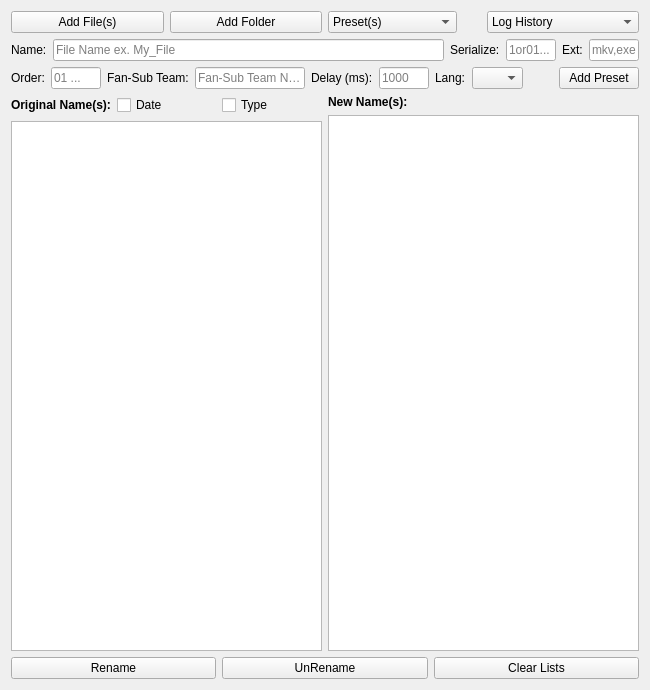
Above: UI/maingui.ui from Me-TheKing/Sub-Renamer before the change. Below: the same form after it.
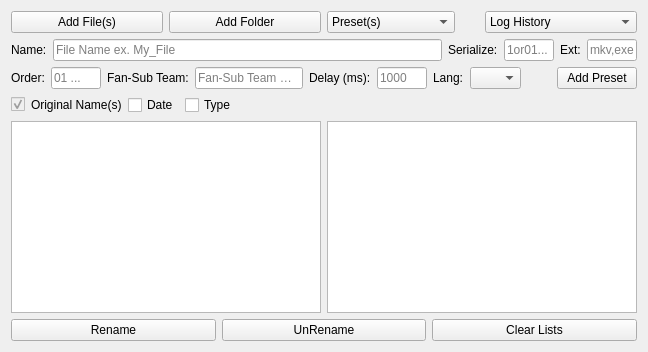
That is the form after the change.

Commit message: New Design, replace the Qlistview to Qtableview

Diff of the .ui file:
```diff
--- a/UI/maingui.ui
+++ b/UI/maingui.ui
@@ -2,56 +2,80 @@
 <ui version="4.0">
  <class>Form</class>
  <widget class="QWidget" name="Form">
-  <property name="geometry">
-   <rect>
-    <x>0</x>
-    <y>0</y>
-    <width>650</width>
-    <height>690</height>
-   </rect>
-  </property>
   <property name="windowTitle">
    <string>Form</string>
   </property>
   <layout class="QGridLayout" name="gridLayout_2">
-   <item row="3" column="0">
-    <layout class="QVBoxLayout" name="verticalLayout">
+   <item row="0" column="0" colspan="2">
+    <layout class="QHBoxLayout" name="horizontalLayout_5">
      <item>
-      <layout class="QHBoxLayout" name="horizontalLayout_3">
+      <widget class="QPushButton" name="addfile_btn">
+       <property name="text">
+        <string>Add File(s)</string>
+       </property>
+      </widget>
+     </item>
+     <item>
+      <widget class="QPushButton" name="addfolder_btn">
+       <property name="text">
+        <string>Add Folder</string>
+       </property>
+      </widget>
+     </item>
+     <item>
+      <layout class="QHBoxLayout" name="horizontalLayout_4">
+       <property name="spacing">
+        <number>0</number>
+       </property>
        <item>
-        <widget class="QLabel" name="label_8">
-         <property name="font">
-          <font>
-           <weight>75</weight>
-           <bold>true</bold>
-          </font>
+        <widget class="QComboBox" name="preset_cobox">
+         <property name="maxVisibleItems">
+          <number>11</number>
          </property>
-         <property name="text">
-          <string>Original Name(s):</string>
-         </property>
+         <item>
+          <property name="text">
+           <string>Preset(s)</string>
+          </property>
+         </item>
         </widget>
        </item>
        <item>
-        <widget class="QCheckBox" name="date_chbox">
-         <property name="text">
-          <string>Date</string>
+        <widget class="QPushButton" name="x_btn">
+         <property name="maximumSize">
+          <size>
+           <width>24</width>
+           <height>24</height>
+          </size>
          </property>
-        </widget>
-       </item>
-       <item>
-        <widget class="QCheckBox" name="type_chbox">
+         <property name="toolTip">
+          <string>Delete the seleceted preset.</string>
+         </property>
          <property name="text">
-          <string>Type</string>
+          <string/>
+         </property>
+         <property name="iconSize">
+          <size>
+           <width>20</width>
+           <height>20</height>
+          </size>
+         </property>
+         <property name="flat">
+          <bool>true</bool>
          </property>
         </widget>
        </item>
       </layout>
      </item>
      <item>
-      <widget class="QTableWidget" name="tableWidget">
-       <property name="alternatingRowColors">
-        <bool>true</bool>
+      <widget class="QComboBox" name="log_cobox">
+       <property name="maxVisibleItems">
+        <number>11</number>
        </property>
+       <item>
+        <property name="text">
+         <string>Log History</string>
+        </property>
+       </item>
       </widget>
      </item>
     </layout>
@@ -117,31 +141,6 @@
      </item>
     </layout>
    </item>
-   <item row="4" column="0" colspan="2">
-    <layout class="QGridLayout" name="gridLayout">
-     <item row="0" column="2">
-      <widget class="QPushButton" name="clear_btn">
-       <property name="text">
-        <string>Clear Lists</string>
-       </property>
-      </widget>
-     </item>
-     <item row="0" column="0">
-      <widget class="QPushButton" name="rename_btn">
-       <property name="text">
-        <string>Rename</string>
-       </property>
-      </widget>
-     </item>
-     <item row="0" column="1">
-      <widget class="QPushButton" name="unrename_btn">
-       <property name="text">
-        <string>UnRename</string>
-       </property>
-      </widget>
-     </item>
-    </layout>
-   </item>
    <item row="2" column="0" colspan="2">
     <layout class="QHBoxLayout" name="horizontalLayout">
      <item>
@@ -269,103 +268,85 @@
      </item>
     </layout>
    </item>
-   <item row="3" column="1">
-    <layout class="QVBoxLayout" name="verticalLayout_2">
+   <item row="3" column="0" colspan="2">
+    <layout class="QHBoxLayout" name="horizontalLayout_3">
      <item>
-      <widget class="QLabel" name="label_9">
-       <property name="font">
-        <font>
-         <weight>75</weight>
-         <bold>true</bold>
-        </font>
+      <widget class="QCheckBox" name="checkBox">
+       <property name="enabled">
+        <bool>false</bool>
        </property>
-       <property name="text">
-        <string>New Name(s):</string>
-       </property>
-       <property name="margin">
-        <number>2</number>
-       </property>
-      </widget>
-     </item>
-     <item>
-      <widget class="QListView" name="listView">
-       <property name="alternatingRowColors">
+       <property name="checked">
         <bool>true</bool>
        </property>
       </widget>
      </item>
+     <item>
+      <widget class="QLabel" name="label_8">
+       <property name="text">
+        <string>Original Name(s)</string>
+       </property>
+      </widget>
+     </item>
+     <item>
+      <widget class="QCheckBox" name="date_chbox">
+       <property name="text">
+        <string>Date</string>
+       </property>
+      </widget>
+     </item>
+     <item>
+      <widget class="QCheckBox" name="type_chbox">
+       <property name="text">
+        <string>Type</string>
+       </property>
+      </widget>
+     </item>
+     <item>
+      <spacer name="horizontalSpacer">
+       <property name="orientation">
+        <enum>Qt::Horizontal</enum>
+       </property>
+       <property name="sizeHint" stdset="0">
+        <size>
+         <width>137</width>
+         <height>20</height>
+        </size>
+       </property>
+      </spacer>
+     </item>
     </layout>
    </item>
-   <item row="0" column="0" colspan="2">
-    <layout class="QHBoxLayout" name="horizontalLayout_5">
-     <item>
-      <widget class="QPushButton" name="addfile_btn">
+   <item row="4" column="0">
+    <widget class="QTableWidget" name="tableWidget">
+     <property name="alternatingRowColors">
+      <bool>true</bool>
+     </property>
+    </widget>
+   </item>
+   <item row="4" column="1">
+    <widget class="QTableView" name="tableView"/>
+   </item>
+   <item row="5" column="0" colspan="2">
+    <layout class="QGridLayout" name="gridLayout">
+     <item row="0" column="0">
+      <widget class="QPushButton" name="rename_btn">
        <property name="text">
-        <string>Add File(s)</string>
+        <string>Rename</string>
        </property>
       </widget>
      </item>
-     <item>
-      <widget class="QPushButton" name="addfolder_btn">
+     <item row="0" column="2">
+      <widget class="QPushButton" name="clear_btn">
        <property name="text">
-        <string>Add Folder</string>
+        <string>Clear Lists</string>
        </property>
       </widget>
      </item>
-     <item>
-      <layout class="QHBoxLayout" name="horizontalLayout_4">
-       <property name="spacing">
-        <number>0</number>
+     <item row="0" column="1">
+      <widget class="QPushButton" name="unrename_btn">
+       <property name="text">
+        <string>UnRename</string>
        </property>
-       <item>
-        <widget class="QComboBox" name="preset_cobox">
-         <property name="maxVisibleItems">
-          <number>11</number>
-         </property>
-         <item>
-          <property name="text">
-           <string>Preset(s)</string>
-          </property>
-         </item>
-        </widget>
-       </item>
-       <item>
-        <widget class="QPushButton" name="x_btn">
-         <property name="maximumSize">
-          <size>
-           <width>24</width>
-           <height>24</height>
-          </size>
-         </property>
-         <property name="toolTip">
-          <string>Delete the seleceted preset.</string>
-         </property>
-         <property name="text">
-          <string/>
-         </property>
-         <property name="iconSize">
-          <size>
-           <width>20</width>
-           <height>20</height>
-          </size>
-         </property>
-         <property name="flat">
-          <bool>true</bool>
-         </property>
-        </widget>
-       </item>
-      </layout>
-     </item>
-     <item>
-      <widget class="QComboBox" name="log_cobox">
-       <property name="maxVisibleItems">
-        <number>11</number>
-       </property>
-       <item>
-        <property name="text">
-         <string>Log History</string>
-        </property>
-       </item>
       </widget>
      </item>
     </layout>
```
The commit also changes 2 other files.
